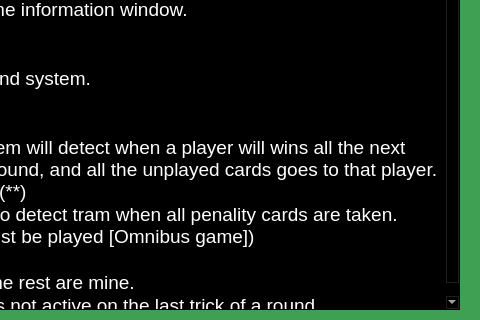
The window that settings.ui (Rescator7/Hearts) describes before a commit, drawn with Qt 5; both pictures show x 200 to 680 and y 260 to 580 of the 680 by 580 pixel window.
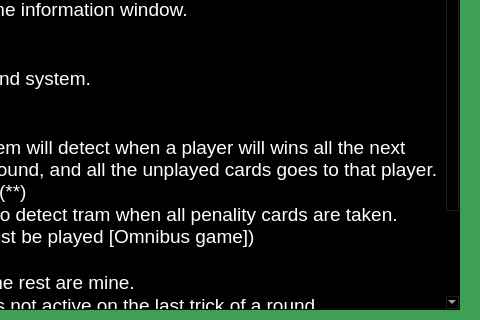
The same window after the commit.

What changed in the file:
```diff
--- a/settings.ui
+++ b/settings.ui
@@ -878,7 +878,10 @@
 &lt;p style=&quot; margin-top:0px; margin-bottom:0px; margin-left:0px; margin-right:0px; -qt-block-indent:0; text-indent:0px;&quot;&gt;&lt;span style=&quot; font-size:14pt;&quot;&gt;   The system will also detect tram when all penality cards are taken. (Jack of diamond must be played [Omnibus game])&lt;/span&gt;&lt;/p&gt;
 &lt;p style=&quot;-qt-paragraph-type:empty; margin-top:0px; margin-bottom:0px; margin-left:0px; margin-right:0px; -qt-block-indent:0; text-indent:0px; font-size:14pt;&quot;&gt;&lt;br /&gt;&lt;/p&gt;
 &lt;p style=&quot; margin-top:0px; margin-bottom:0px; margin-left:0px; margin-right:0px; -qt-block-indent:0; text-indent:0px;&quot;&gt;&lt;span style=&quot; font-size:14pt; font-weight:600;&quot;&gt;  *&lt;/span&gt;&lt;span style=&quot; font-size:14pt;&quot;&gt; Tram stand for: The rest are mine.&lt;/span&gt;&lt;/p&gt;
-&lt;p style=&quot; margin-top:0px; margin-bottom:0px; margin-left:0px; margin-right:0px; -qt-block-indent:0; text-indent:0px;&quot;&gt;&lt;span style=&quot; font-size:14pt; font-weight:600;&quot;&gt;**&lt;/span&gt;&lt;span style=&quot; font-size:14pt;&quot;&gt; The tram system is not active on the last trick of a round.&lt;/span&gt;&lt;/p&gt;&lt;/body&gt;&lt;/html&gt;</string>
+&lt;p style=&quot; margin-top:0px; margin-bottom:0px; margin-left:0px; margin-right:0px; -qt-block-indent:0; text-indent:0px;&quot;&gt;&lt;span style=&quot; font-size:14pt; font-weight:600;&quot;&gt;**&lt;/span&gt;&lt;span style=&quot; font-size:14pt;&quot;&gt; The tram system is not active on the last trick of a round.&lt;/span&gt;&lt;/p&gt;
+&lt;p style=&quot;-qt-paragraph-type:empty; margin-top:0px; margin-bottom:0px; margin-left:0px; margin-right:0px; -qt-block-indent:0; text-indent:0px; font-size:14pt;&quot;&gt;&lt;br /&gt;&lt;/p&gt;
+&lt;p style=&quot; margin-top:0px; margin-bottom:0px; margin-left:0px; margin-right:0px; -qt-block-indent:0; text-indent:0px;&quot;&gt;&lt;span style=&quot; font-size:14pt; font-weight:600;&quot;&gt;Save Game (Quit):&lt;/span&gt;&lt;/p&gt;
+&lt;p style=&quot; margin-top:0px; margin-bottom:0px; margin-left:0px; margin-right:0px; -qt-block-indent:0; text-indent:0px;&quot;&gt;&lt;span style=&quot; font-size:16pt; font-weight:600;&quot;&gt; &lt;/span&gt;&lt;span style=&quot; font-size:14pt;&quot;&gt; If enabled the system will save your unfinished game on quit, and will automatically reload it on your next application execution.&lt;/span&gt;&lt;/p&gt;&lt;/body&gt;&lt;/html&gt;</string>
    </property>
   </widget>
  </widget>
```
